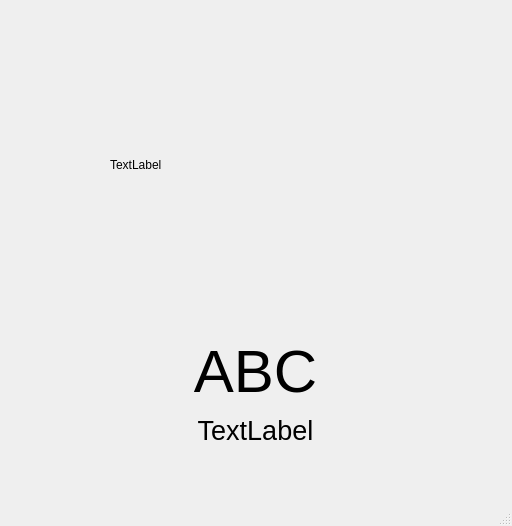
First picture: the form in mainwindow.ui, repository mazbrili/qabcs, before the edit.
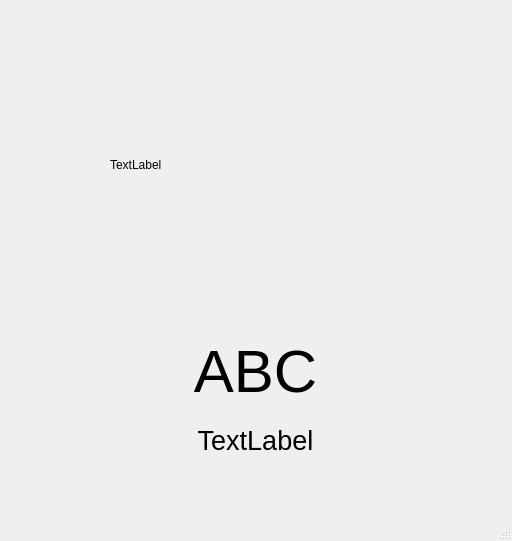
Second picture: the form after the edit.

Diff of the .ui file:
```diff
--- a/mainwindow.ui
+++ b/mainwindow.ui
@@ -7,7 +7,7 @@
     <x>0</x>
     <y>0</y>
     <width>512</width>
-    <height>526</height>
+    <height>541</height>
    </rect>
   </property>
   <property name="windowTitle">
@@ -54,7 +54,7 @@
       <x>0</x>
       <y>400</y>
       <width>511</width>
-      <height>61</height>
+      <height>81</height>
      </rect>
     </property>
     <property name="font">
```
